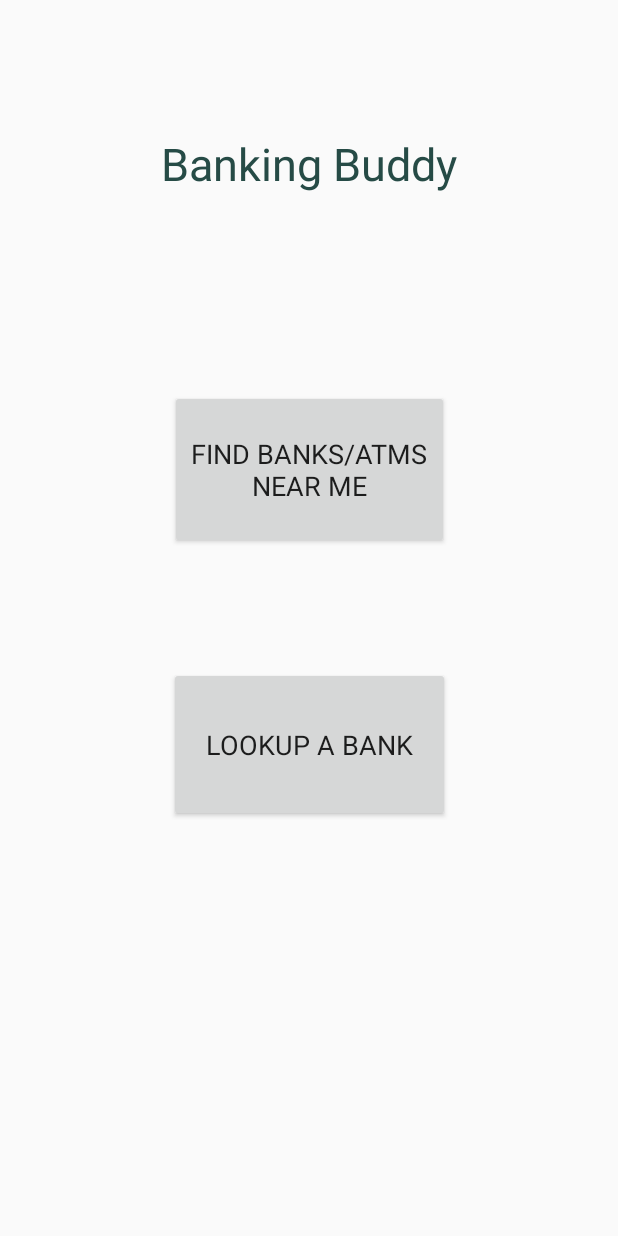
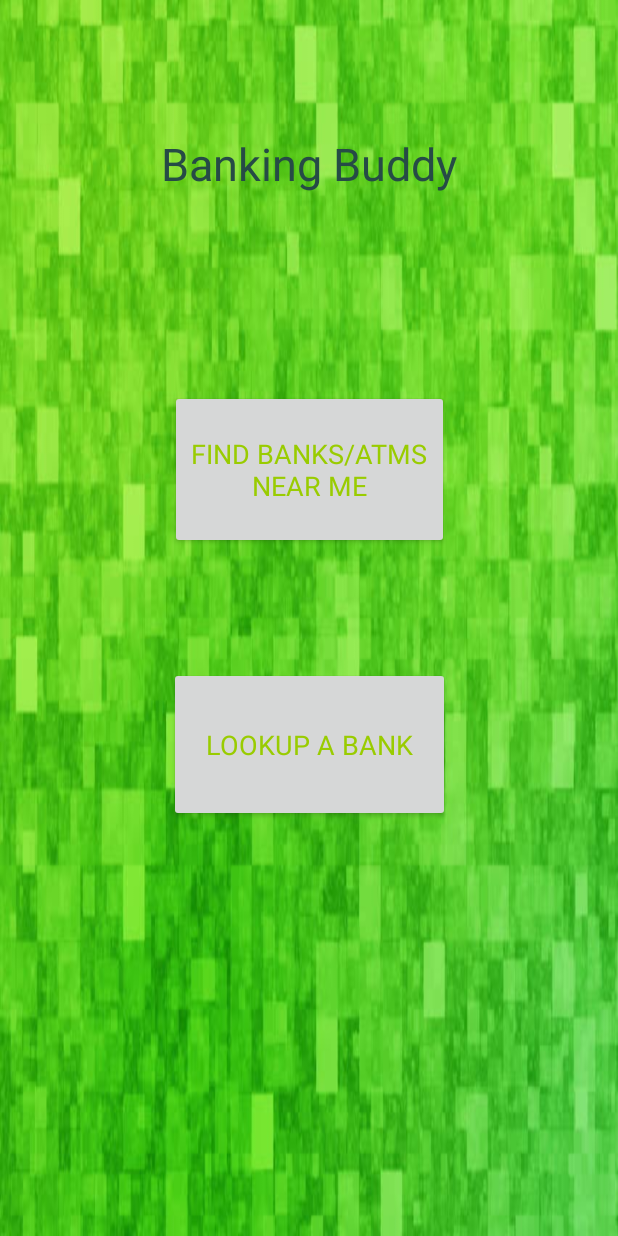
Before and after one commit to aarushi137/FinancialApp, an Android app: the layout opening_screen.xml on its own in the app's theme, with its tools: preview values and no code run, on a phone screen of 412 x 824 dp. Run offline under Robolectric (Android 15) with nearby library versions, the phone set to English and light mode, and no system bars.

Commit message:
added the green background on the opening screen

```diff
--- a/app/src/main/java/com/example/aarus/financialapp/Main2Activity.java
+++ b/app/src/main/java/com/example/aarus/financialapp/Main2Activity.java
@@ -7,7 +7,6 @@ import android.view.View;
 import android.widget.AdapterView;
 import android.widget.ArrayAdapter;
 import android.widget.ListView;
-import android.widget.Toast;
 
 public class Main2Activity extends AppCompatActivity {
     String[] items = new String[] {"PNC Bank", "Busey Bank", "Marine Bank", "Chase", "Bank Champaign", "U of I Community Credit Union",
@@ -16,7 +15,7 @@ public class Main2Activity extends AppCompatActivity {
     @Override
     protected void onCreate(Bundle savedInstanceState) {
         super.onCreate(savedInstanceState);
-        setContentView(R.layout.activity_main2);
+        setContentView(R.layout.bankList);
 
         ListView listView = (ListView) findViewById(R.id.banksList);
         ArrayAdapter<String> adapter = new ArrayAdapter<String>(this, android.R.layout.simple_list_item_1, items);
--- a/app/src/main/java/com/example/aarus/financialapp/Main3Activity.java
+++ b/app/src/main/java/com/example/aarus/financialapp/Main3Activity.java
@@ -11,7 +11,7 @@ public class Main3Activity extends AppCompatActivity {
     @Override
     protected void onCreate(Bundle savedInstanceState) {
         super.onCreate(savedInstanceState);
-        setContentView(R.layout.activity_main3);
+        setContentView(R.layout.detailList);
 
         ListView listView = (ListView) findViewById(R.id.detailsList);
         ArrayAdapter<String> adapter = new ArrayAdapter<String>(this, android.R.layout.simple_list_item_1, items);
--- a/app/src/main/java/com/example/aarus/financialapp/MainActivity.java
+++ b/app/src/main/java/com/example/aarus/financialapp/MainActivity.java
@@ -2,13 +2,9 @@ package com.example.aarus.financialapp;
 
 import android.content.Intent;
 import android.os.Bundle;
-import android.support.annotation.NonNull;
-import android.support.design.widget.BottomNavigationView;
 import android.support.v7.app.AppCompatActivity;
-import android.view.MenuItem;
 import android.view.View;
 import android.widget.Button;
-import android.widget.TextView;
 
 public class MainActivity extends AppCompatActivity {
 
--- a/app/src/main/res/layout/activity_main.xml
+++ b/app/src/main/res/layout/opening_screen.xml
@@ -5,7 +5,9 @@
     android:id="@+id/container"
     android:layout_width="match_parent"
     android:layout_height="match_parent"
-    tools:context=".MainActivity">
+    tools:context=".MainActivity"
+    android:background="@drawable/background"
+    >
 
     <TextView
         android:id="@+id/name"
@@ -38,6 +40,7 @@
         android:layout_marginRight="8dp"
         android:layout_marginBottom="8dp"
         android:text="find banks/ATMS near me"
+        android:textColor="@android:color/holo_green_light"
         android:textSize="18sp"
         android:typeface="sans"
         app:layout_constraintBottom_toBottomOf="parent"
@@ -57,6 +60,7 @@
         android:layout_marginRight="8dp"
         android:layout_marginBottom="8dp"
         android:text="lookup a bank"
+        android:textColor="@android:color/holo_green_light"
         android:textSize="18sp"
         android:typeface="sans"
         app:layout_constraintBottom_toBottomOf="parent"
```
Also changed, not shown: app/src/main/res/drawable/background.jpg (added), app/src/main/res/layout/bankList.xml (renamed from app/src/main/res/layout/activity_main2.xml), app/src/main/res/layout/detailList.xml (renamed from app/src/main/res/layout/activity_main3.xml).
